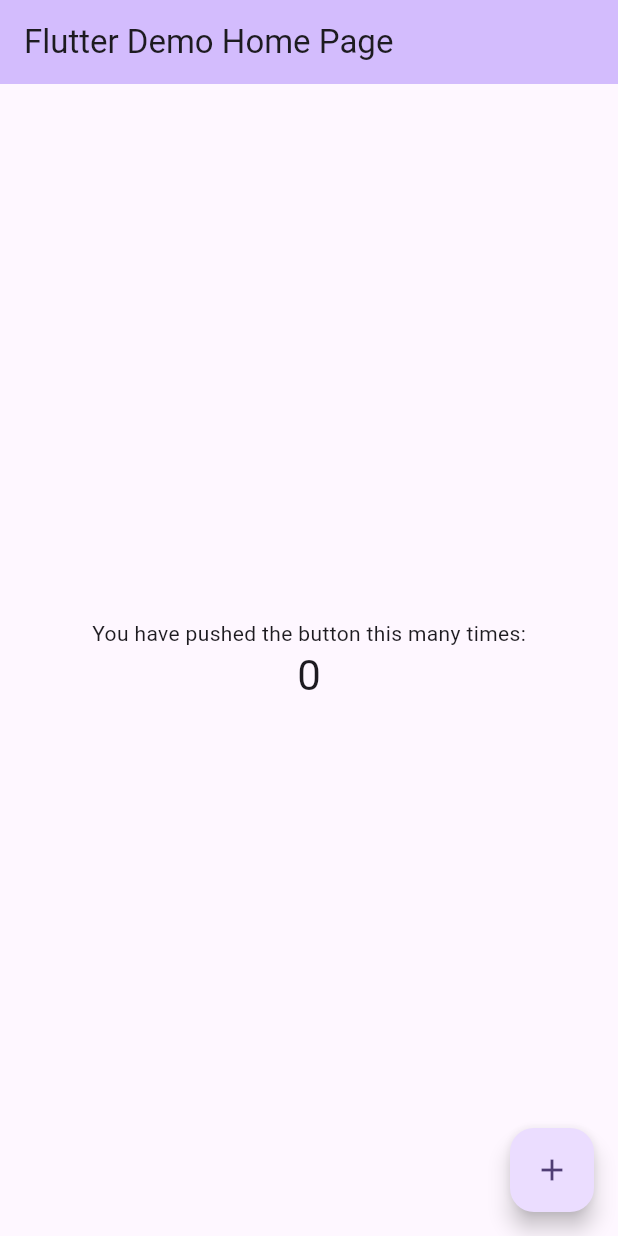
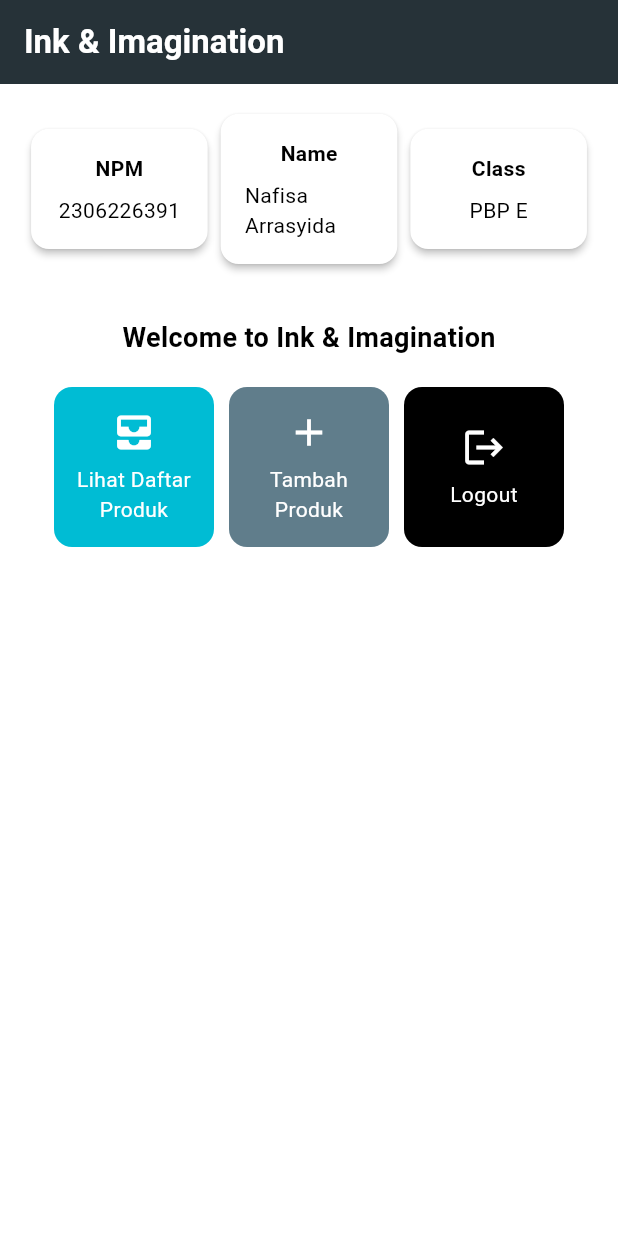
Before and after one commit to na-62/ink-and-imagination-mobile, a Flutter app: the screen it shows after launch, on a phone screen of 412 x 824 dp. Run offline on Flutter 3.47's test engine with Material 3 defaults, Android fonts, the phone set to English and light mode, and no system bars.

Commit message:
added assignment 7 implementations

```diff
--- a/lib/main.dart
+++ b/lib/main.dart
@@ -1,4 +1,5 @@
 import 'package:flutter/material.dart';
+import 'package:ink_and_imagination/menu.dart';
 
 void main() {
   runApp(const MyApp());
@@ -28,98 +29,12 @@
         //
         // This works for code too, not just values: Most code changes can be
         // tested with just a hot reload.
-        colorScheme: ColorScheme.fromSeed(seedColor: Colors.deepPurple),
+        colorScheme: ColorScheme.fromSwatch(
+          primarySwatch: Colors.blueGrey,
+        ).copyWith(secondary: Colors.blueGrey[900]),
         useMaterial3: true,
       ),
-      home: const MyHomePage(title: 'Flutter Demo Home Page'),
+      home: MyHomePage(),
     );
   }
 }
-
-class MyHomePage extends StatefulWidget {
-  const MyHomePage({super.key, required this.title});
-
-  // This widget is the home page of your application. It is stateful, meaning
-  // that it has a State object (defined below) that contains fields that affect
-  // how it looks.
-
-  // This class is the configuration for the state. It holds the values (in this
-  // case the title) provided by the parent (in this case the App widget) and
-  // used by the build method of the State. Fields in a Widget subclass are
-  // always marked "final".
-
-  final String title;
-
-  @override
-  State<MyHomePage> createState() => _MyHomePageState();
-}
-
-class _MyHomePageState extends State<MyHomePage> {
-  int _counter = 0;
-
-  void _incrementCounter() {
-    setState(() {
-      // This call to setState tells the Flutter framework that something has
-      // changed in this State, which causes it to rerun the build method below
-      // so that the display can reflect the updated values. If we changed
-      // _counter without calling setState(), then the build method would not be
-      // called again, and so nothing would appear to happen.
-      _counter++;
-    });
-  }
-
-  @override
-  Widget build(BuildContext context) {
-    // This method is rerun every time setState is called, for instance as done
-    // by the _incrementCounter method above.
-    //
-    // The Flutter framework has been optimized to make rerunning build methods
-    // fast, so that you can just rebuild anything that needs updating rather
-    // than having to individually change instances of widgets.
-    return Scaffold(
-      appBar: AppBar(
-        // TRY THIS: Try changing the color here to a specific color (to
-        // Colors.amber, perhaps?) and trigger a hot reload to see the AppBar
-        // change color while the other colors stay the same.
-        backgroundColor: Theme.of(context).colorScheme.inversePrimary,
-        // Here we take the value from the MyHomePage object that was created by
-        // the App.build method, and use it to set our appbar title.
-        title: Text(widget.title),
-      ),
-      body: Center(
-        // Center is a layout widget. It takes a single child and positions it
-        // in the middle of the parent.
-        child: Column(
-          // Column is also a layout widget. It takes a list of children and
-          // arranges them vertically. By default, it sizes itself to fit its
-          // children horizontally, and tries to be as tall as its parent.
-          //
-          // Column has various properties to control how it sizes itself and
-          // how it positions its children. Here we use mainAxisAlignment to
-          // center the children vertically; the main axis here is the vertical
-          // axis because Columns are vertical (the cross axis would be
-          // horizontal).
-          //
-          // TRY THIS: Invoke "debug painting" (choose the "Toggle Debug Paint"
-          // action in the IDE, or press "p" in the console), to see the
-          // wireframe for each widget.
-          mainAxisAlignment: MainAxisAlignment.center,
-          children: <Widget>[
-            const Text(
-              'You have pushed the button this many times:',
-            ),
-            Text(
-              '$_counter',
-              style: Theme.of(context).textTheme.headlineMedium,
-            ),
-          ],
-        ),
-      ),
-      floatingActionButton: FloatingActionButton(
-        onPressed: _incrementCounter,
-        tooltip: 'Increment',
-        child: const Icon(Icons.add),
-      ), // This trailing comma makes auto-formatting nicer for build methods.
-    );
-  }
-}
--- /dev/null
+++ b/lib/menu.dart
@@ -0,0 +1,188 @@
+import 'package:flutter/material.dart';
+
+class MyHomePage extends StatelessWidget {
+  final String npm = '2306226391'; // NPM
+  final String name = 'Nafisa Arrasyida'; // Nama
+  final String className = 'PBP E'; // Kelas
+
+  MyHomePage({super.key});
+
+  final List<ItemHomepage> items = [
+    ItemHomepage("Lihat Daftar Produk", Icons.all_inbox, Colors.cyan),
+    ItemHomepage("Tambah Produk", Icons.add, Colors.blueGrey),
+    ItemHomepage("Logout", Icons.logout, Colors.black),
+  ];
+
+  @override
+  Widget build(BuildContext context) {
+    // Scaffold menyediakan struktur dasar halaman dengan AppBar dan body.
+    return Scaffold(
+      // AppBar adalah bagian atas halaman yang menampilkan judul.
+      appBar: AppBar(
+        // Judul aplikasi "Ink & Imagination" dengan teks putih dan tebal.
+        title: const Text(
+          'Ink & Imagination',
+          style: TextStyle(
+            color: Colors.white,
+            fontWeight: FontWeight.bold,
+          ),
+        ),
+        // Warna latar belakang AppBar diambil dari skema warna tema aplikasi.
+        backgroundColor: Theme.of(context).colorScheme.secondary,
+      ),
+      // Body halaman dengan padding di sekelilingnya.
+      body: Padding(
+        padding: const EdgeInsets.all(16.0),
+        // Menyusun widget secara vertikal dalam sebuah kolom.
+        child: Column(
+          crossAxisAlignment: CrossAxisAlignment.center,
+          children: [
+            // Row untuk menampilkan 3 InfoCard secara horizontal.
+            Row(
+              mainAxisAlignment: MainAxisAlignment.spaceEvenly,
+              children: [
+                InfoCard(title: 'NPM', content: npm),
+                InfoCard(title: 'Name', content: name),
+                InfoCard(title: 'Class', content: className),
+              ],
+            ),
+
+            // Memberikan jarak vertikal 16 unit.
+            const SizedBox(height: 16.0),
+
+            // Menempatkan widget berikutnya di tengah halaman.
+            Center(
+              child: Column(
+                // Menyusun teks dan grid item secara vertikal.
+
+                children: [
+                  // Menampilkan teks sambutan dengan gaya tebal dan ukuran 18.
+                  const Padding(
+                    padding: EdgeInsets.only(top: 16.0),
+                    child: Text(
+                      'Welcome to Ink & Imagination',
+                      style: TextStyle(
+                        fontWeight: FontWeight.bold,
+                        fontSize: 18.0,
+                      ),
+                    ),
+                  ),
+
+                  // Grid untuk menampilkan ItemCard dalam bentuk grid 3 kolom.
+                  GridView.count(
+                    primary: true,
+                    padding: const EdgeInsets.all(20),
+                    crossAxisSpacing: 10,
+                    mainAxisSpacing: 10,
+                    crossAxisCount: 3,
+                    // Agar grid menyesuaikan tinggi kontennya.
+                    shrinkWrap: true,
+
+                    // Menampilkan ItemCard untuk setiap item dalam list items.
+                    children: items.map((ItemHomepage item) {
+                      return ItemCard(item);
+                    }).toList(),
+                  ),
+                ],
+              ),
+            ),
+          ],
+        ),
+      ),
+    );
+  }
+}
+
+class ItemHomepage {
+  final String name;
+  final IconData icon;
+  final Color color;
+
+  ItemHomepage(this.name, this.icon, this.color);
+}
+
+class InfoCard extends StatelessWidget {
+  // Kartu informasi yang menampilkan title dan content.
+
+  final String title; // Judul kartu.
+  final String content; // Isi kartu.
+
+  const InfoCard({super.key, required this.title, required this.content});
+
+  @override
+  Widget build(BuildContext context) {
+    return Card(
+      // Membuat kotak kartu dengan bayangan dibawahnya.
+      elevation: 2.0,
+      child: Container(
+        // Mengatur ukuran dan jarak di dalam kartu.
+        width: MediaQuery.of(context).size.width /
+            3.5, // menyesuaikan dengan lebar device yang digunakan.
+        padding: const EdgeInsets.all(16.0),
+        // Menyusun title dan content secara vertikal.
+        child: Column(
+          children: [
+            Text(
+              title,
+              style: const TextStyle(fontWeight: FontWeight.bold),
+            ),
+            const SizedBox(height: 8.0),
+            Text(content),
+          ],
+        ),
+      ),
+    );
+  }
+}
+
+class ItemCard extends StatelessWidget {
+  // Menampilkan kartu dengan ikon dan nama.
+
+  final ItemHomepage item;
+
+  const ItemCard(this.item, {super.key});
+
+  @override
+  Widget build(BuildContext context) {
+    return Material(
+      // Menentukan warna latar belakang dari tema aplikasi.
+      color: item.color,
+      // Membuat sudut kartu melengkung.
+      borderRadius: BorderRadius.circular(12),
+
+      child: InkWell(
+        // Aksi ketika kartu ditekan.
+        onTap: () {
+          // Menampilkan pesan SnackBar saat kartu ditekan.
+          ScaffoldMessenger.of(context)
+            ..hideCurrentSnackBar()
+            ..showSnackBar(SnackBar(
+                content: Text("Kamu telah menekan tombol ${item.name}!")));
+        },
+        // Container untuk menyimpan Icon dan Text
+        child: Container(
+          padding: const EdgeInsets.all(8),
+          child: Center(
+            child: Column(
+              // Menyusun ikon dan teks di tengah kartu.
+              mainAxisAlignment: MainAxisAlignment.center,
+              children: [
+                Icon(
+                  item.icon,
+                  color: Colors.white,
+                  size: 30.0,
+                ),
+                const Padding(padding: EdgeInsets.all(3)),
+                Text(
+                  item.name,
+                  textAlign: TextAlign.center,
+                  style: const TextStyle(color: Colors.white),
+                ),
+              ],
+            ),
+          ),
+        ),
+      ),
+    );
+  }
+}
```
